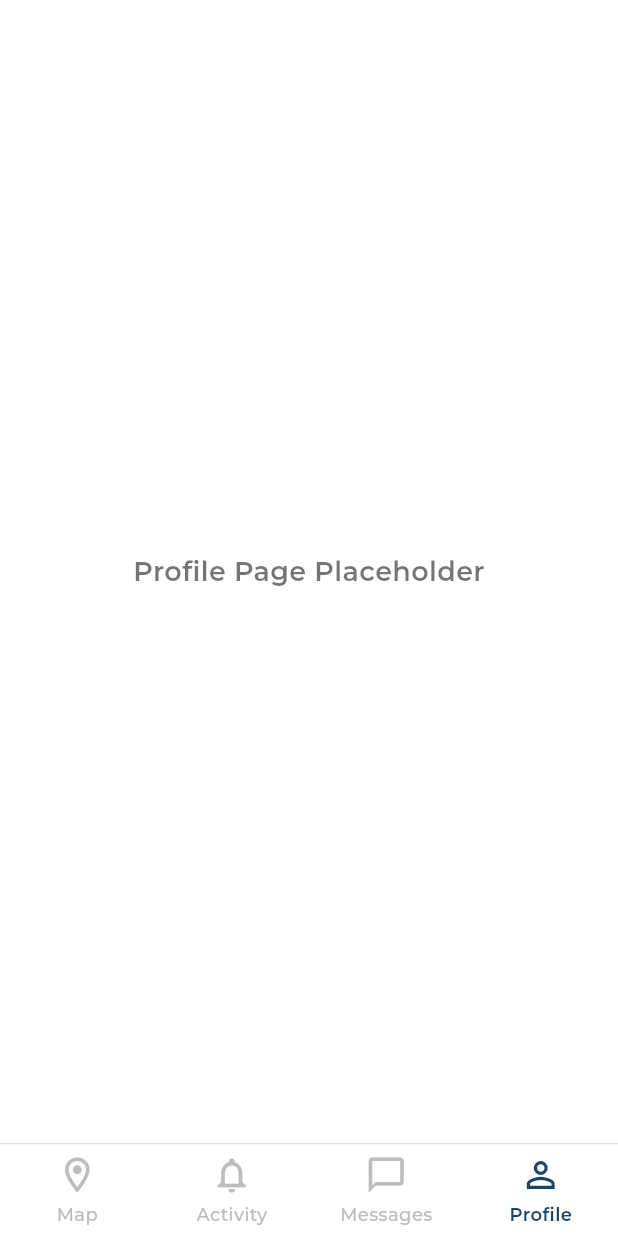
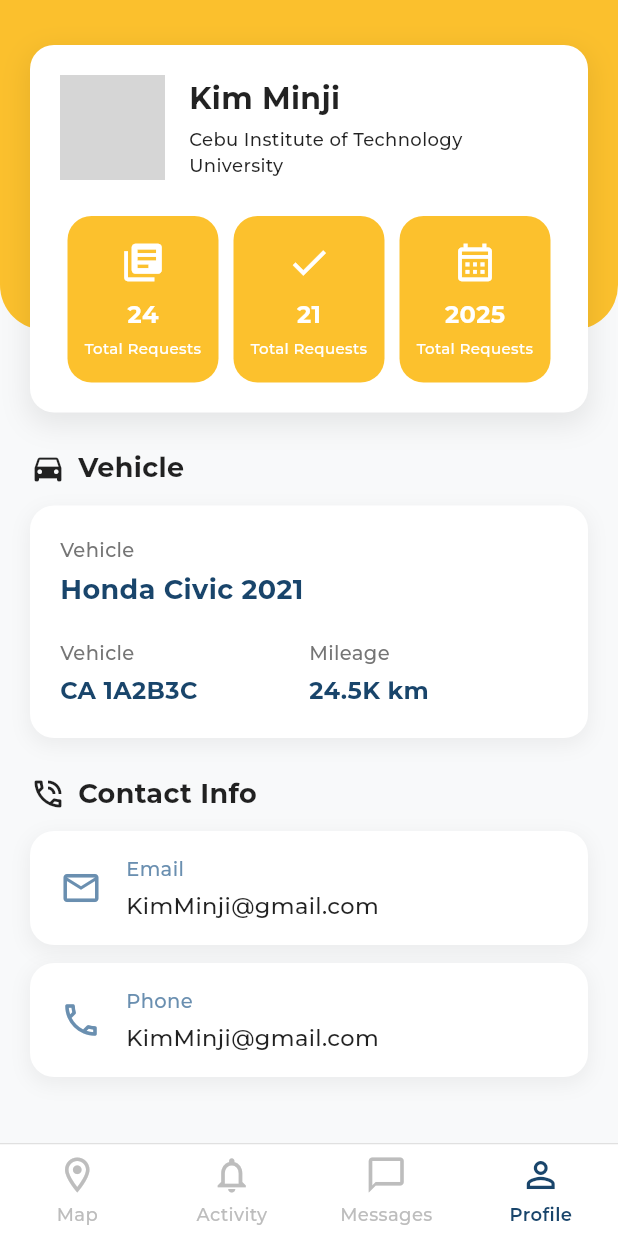
Before and after one commit to Aukaba/UnliRice_Softdev2, a Flutter app: the UserNavigationShell screen opened directly, item 4 of the bottom bar chosen, on a phone screen of 412 x 824 dp. Run offline on Flutter 3.47's test engine with Material 3 defaults, Android fonts, the phone set to English and light mode, and no system bars; our stand-ins replace google_fonts, supabase_flutter; accounts and stored records are empty; network calls fail; grey boxes are pictures that could not be loaded.

Commit message:
UI/UX for user profile
user profile screen

```diff
--- a/automate/lib/screen/user/navigation_shell.dart
+++ b/automate/lib/screen/user/navigation_shell.dart
@@ -4,6 +4,7 @@ import 'package:google_fonts/google_fonts.dart';
 import 'user_homescreen.dart';
 import '../messages/user_message_list.dart';
 import 'user_activity.dart';
+import 'user_profile.dart';
 
 class UserNavigationShell extends StatefulWidget {
   const UserNavigationShell({super.key});
@@ -46,20 +47,8 @@ class _UserNavigationShellState extends State<UserNavigationShell> {
           // Index 1: Activity
           const UserActivityScreen(),
           const UserMessageListScreen(),
-          // Profile Placeholder
-          Container(
-            color: Colors.white,
-            child: Center(
-              child: Text(
-                "Profile Page Placeholder",
-                style: GoogleFonts.montserrat(
-                  fontSize: 18,
-                  fontWeight: FontWeight.w600,
-                  color: Colors.black54,
-                ),
-              ),
-            ),
-          ),
+          // Index 3: Profile
+          const UserProfileScreen(),
         ],
       ),
       bottomNavigationBar: Container(
--- /dev/null
+++ b/automate/lib/screen/user/user_profile.dart
@@ -0,0 +1,336 @@
+import 'package:flutter/material.dart';
+import 'package:google_fonts/google_fonts.dart';
+
+class UserProfileScreen extends StatelessWidget {
+  const UserProfileScreen({super.key});
+
+  @override
+  Widget build(BuildContext context) {
+    return Scaffold(
+      backgroundColor: const Color(0xFFF8F9FA), // Off-white/light grey background
+      body: SingleChildScrollView(
+        child: Stack(
+          children: [
+            // Top Yellow Background
+            Container(
+              height: 220,
+              decoration: const BoxDecoration(
+                color: Color(0xFFFBC02D), // Golden yellow background
+                borderRadius: BorderRadius.only(
+                  bottomLeft: Radius.circular(30),
+                  bottomRight: Radius.circular(30),
+                ),
+              ),
+            ),
+            SafeArea(
+              child: Padding(
+                padding: const EdgeInsets.symmetric(horizontal: 20.0, vertical: 10.0),
+              child: Column(
+                crossAxisAlignment: CrossAxisAlignment.start,
+                children: [
+                  const SizedBox(height: 20),
+                  // Profile Header Card
+                  _buildProfileCard(),
+                  const SizedBox(height: 24),
+                  // Vehicle Section
+                  _buildSectionTitle(Icons.directions_car, 'Vehicle'),
+                  const SizedBox(height: 12),
+                  _buildVehicleCard(),
+                  const SizedBox(height: 24),
+                  // Contact Info Section
+                  _buildSectionTitle(Icons.phone_in_talk_outlined, 'Contact Info'),
+                  const SizedBox(height: 12),
+                  _buildContactInfoCard(
+                    icon: Icons.email_outlined,
+                    label: 'Email',
+                    value: 'KimMinji@gmail.com',
+                  ),
+                  const SizedBox(height: 12),
+                  _buildContactInfoCard(
+                    icon: Icons.phone_outlined,
+                    label: 'Phone',
+                    value: 'KimMinji@gmail.com', // Matching the mockup exactly
+                  ),
+                  const SizedBox(height: 40),
+                ],
+              ),
+            ),
+          ),
+        ],
+        ),
+      ),
+    );
+  }
+
+  Widget _buildProfileCard() {
+    return Container(
+      padding: const EdgeInsets.all(20),
+      decoration: BoxDecoration(
+        color: Colors.white,
+        borderRadius: BorderRadius.circular(16),
+        boxShadow: [
+          BoxShadow(
+            color: Colors.black.withOpacity(0.08),
+            blurRadius: 15,
+            spreadRadius: 2,
+            offset: const Offset(0, 6),
+          ),
+        ],
+      ),
+      child: Column(
+        children: [
+          Row(
+            children: [
+              ClipRRect(
+                borderRadius: BorderRadius.circular(16),
+                child: Image.asset(
+                  'assets/images/profile_placeholder.png', // Assuming user will add their asset, or we can use network/icon. Using network for visual testing:
+                  width: 70,
+                  height: 70,
+                  fit: BoxFit.cover,
+                  errorBuilder: (context, error, stackTrace) => Container(
+                    width: 70,
+                    height: 70,
+                    decoration: BoxDecoration(
+                      color: Colors.grey.shade300,
+                      borderRadius: BorderRadius.circular(16),
+                    ),
+                    child: const Icon(Icons.person, size: 40, color: Colors.white),
+                  ),
+                ),
+              ),
+              const SizedBox(width: 16),
+              Expanded(
+                child: Column(
+                  crossAxisAlignment: CrossAxisAlignment.start,
+                  children: [
+                    Text(
+                      'Kim Minji',
+                      style: GoogleFonts.montserrat(
+                        fontSize: 20,
+                        fontWeight: FontWeight.bold,
+                        color: Colors.black87,
+                      ),
+                    ),
+                    const SizedBox(height: 4),
+                    Text(
+                      'Cebu Institute of Technology\nUniversity',
+                      style: GoogleFonts.montserrat(
+                        fontSize: 12,
+                        fontWeight: FontWeight.w500,
+                        color: Colors.black87,
+                      ),
+                    ),
+                  ],
+                ),
+              ),
+            ],
+          ),
+          const SizedBox(height: 24),
+          Row(
+            mainAxisAlignment: MainAxisAlignment.spaceBetween,
+            children: [
+              _buildStatsBox(Icons.library_books, '24', 'Total Requests'),
+              _buildStatsBox(Icons.check, '21', 'Total Requests'),
+              _buildStatsBox(Icons.calendar_month_outlined, '2025', 'Total Requests'),
+            ],
+          ),
+        ],
+      ),
+    );
+  }
+
+  Widget _buildStatsBox(IconData icon, String number, String label) {
+    return Expanded(
+      child: Container(
+        margin: const EdgeInsets.symmetric(horizontal: 5),
+        padding: const EdgeInsets.symmetric(vertical: 16, horizontal: 4),
+        decoration: BoxDecoration(
+          color: const Color(0xFFFCC12D), // Rich amber/yellow
+          borderRadius: BorderRadius.circular(16),
+        ),
+        child: Column(
+          children: [
+            Icon(icon, color: Colors.white, size: 30),
+            const SizedBox(height: 8),
+            Text(
+              number,
+              style: GoogleFonts.montserrat(
+                fontSize: 16,
+                fontWeight: FontWeight.bold,
+                color: Colors.white,
+              ),
+            ),
+            const SizedBox(height: 4),
+            Text(
+              label,
+              style: GoogleFonts.montserrat(
+                fontSize: 10,
+                fontWeight: FontWeight.w500,
+                color: Colors.white,
+              ),
+              textAlign: TextAlign.center,
+              maxLines: 1,
+            ),
+          ],
+        ),
+      ),
+    );
+  }
+
+  Widget _buildSectionTitle(IconData icon, String title) {
+    return Row(
+      children: [
+        Icon(icon, size: 24, color: Colors.black87),
+        const SizedBox(width: 8),
+        Text(
+          title,
+          style: GoogleFonts.montserrat(
+            fontSize: 18,
+            fontWeight: FontWeight.bold,
+            color: Colors.black87,
+          ),
+        ),
+      ],
+    );
+  }
+
+  Widget _buildVehicleCard() {
+    return Container(
+      padding: const EdgeInsets.all(20),
+      decoration: BoxDecoration(
+        color: Colors.white,
+        borderRadius: BorderRadius.circular(16),
+        boxShadow: [
+          BoxShadow(
+            color: Colors.black.withOpacity(0.05),
+            blurRadius: 10,
+            spreadRadius: 1,
+            offset: const Offset(0, 4),
+          ),
+        ],
+      ),
+      child: Column(
+        crossAxisAlignment: CrossAxisAlignment.start,
+        children: [
+          Text(
+            'Vehicle',
+            style: GoogleFonts.montserrat(
+              fontSize: 13,
+              color: Colors.grey.shade600,
+              fontWeight: FontWeight.w500,
+            ),
+          ),
+          const SizedBox(height: 4),
+          Text(
+            'Honda Civic 2021',
+            style: GoogleFonts.montserrat(
+              fontSize: 18,
+              fontWeight: FontWeight.bold,
+              color: const Color(0xFF19456B), // Deep Blue mapping App's primary
+            ),
+          ),
+          const SizedBox(height: 20),
+          Row(
+            children: [
+              Expanded(
+                child: Column(
+                  crossAxisAlignment: CrossAxisAlignment.start,
+                  children: [
+                    Text(
+                      'Vehicle',
+                      style: GoogleFonts.montserrat(
+                        fontSize: 13,
+                        color: Colors.grey.shade600,
+                        fontWeight: FontWeight.w500,
+                      ),
+                    ),
+                    const SizedBox(height: 4),
+                    Text(
+                      'CA 1A2B3C',
+                      style: GoogleFonts.montserrat(
+                        fontSize: 16,
+                        fontWeight: FontWeight.bold,
+                        color: const Color(0xFF19456B),
+                      ),
+                    ),
+                  ],
+                ),
+              ),
+              Expanded(
+                child: Column(
+                  crossAxisAlignment: CrossAxisAlignment.start,
+                  children: [
+                    Text(
+                      'Mileage',
+                      style: GoogleFonts.montserrat(
+                        fontSize: 13,
+                        color: Colors.grey.shade600,
+                        fontWeight: FontWeight.w500,
+                      ),
+                    ),
+                    const SizedBox(height: 4),
+                    Text(
+                      '24.5K km',
+                      style: GoogleFonts.montserrat(
+                        fontSize: 16,
+                        fontWeight: FontWeight.bold,
+                        color: const Color(0xFF19456B),
+                      ),
+                    ),
+                  ],
+                ),
+              ),
+            ],
+          ),
+        ],
+      ),
+    );
+  }
+
+  Widget _buildContactInfoCard({required IconData icon, required String label, required String value}) {
+    return Container(
+      padding: const EdgeInsets.symmetric(horizontal: 20, vertical: 16),
+      decoration: BoxDecoration(
+        color: Colors.white,
+        borderRadius: BorderRadius.circular(16),
+        boxShadow: [
+          BoxShadow(
+            color: Colors.black.withOpacity(0.05),
+            blurRadius: 10,
+            spreadRadius: 1,
+            offset: const Offset(0, 4),
+          ),
+        ],
+      ),
+      child: Row(
+        children: [
+          Icon(icon, size: 28, color: const Color(0xFF6A8FB0)), // Light blue color
+          const SizedBox(width: 16),
+          Column(
+            crossAxisAlignment: CrossAxisAlignment.start,
+            children: [
+              Text(
+                label,
+                style: GoogleFonts.montserrat(
+                  fontSize: 13,
+                  color: const Color(0xFF6A8FB0),
+                  fontWeight: FontWeight.w500,
+                ),
+              ),
+              const SizedBox(height: 4),
+              Text(
+                value,
+                style: GoogleFonts.montserrat(
+                  fontSize: 15,
+                  color: Colors.black87,
+                  fontWeight: FontWeight.w500,
+                ),
+              ),
+            ],
+          ),
+        ],
+      ),
+    );
+  }
+}
```
